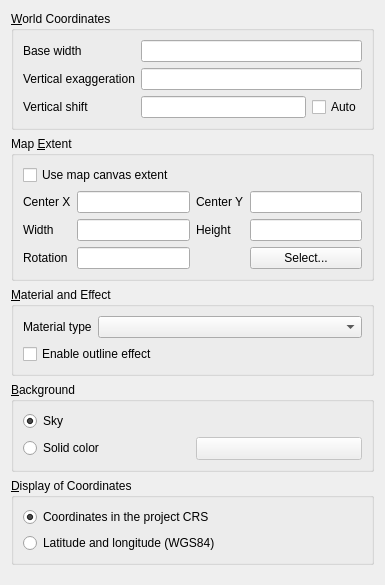
Old version of the form ui/sceneproperties.ui in the repository minorua/Qgis2threejs.
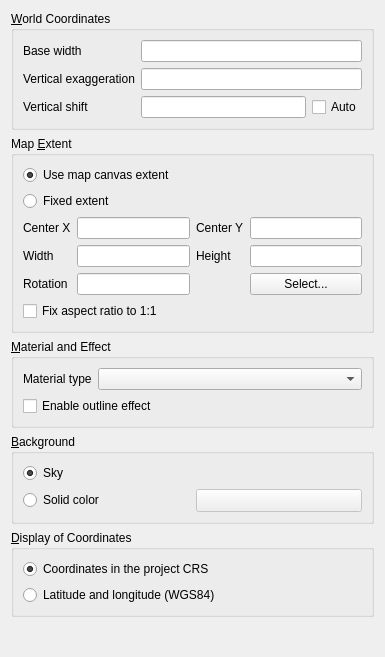
New version of the form. Custom widgets are drawn as their Qt base class.

Commit message: [Scene Extent] add Fix aspect ratio to 1:1 option (fix #153)

The edit to the form file:
```diff
--- a/ui/sceneproperties.ui
+++ b/ui/sceneproperties.ui
@@ -7,7 +7,7 @@
     <x>0</x>
     <y>0</y>
     <width>385</width>
-    <height>585</height>
+    <height>657</height>
    </rect>
   </property>
   <property name="windowTitle">
@@ -90,14 +90,31 @@
       <string>Map &amp;Extent</string>
      </property>
      <layout class="QGridLayout" name="gridLayout_3">
-      <item row="0" column="0" colspan="2">
-       <widget class="QCheckBox" name="checkBox_UseCanvasExtent">
+      <item row="4" column="0">
+       <widget class="QCheckBox" name="checkBox_FixAspectRatio">
+        <property name="text">
+         <string>Fix aspect ratio to 1:1</string>
+        </property>
+       </widget>
+      </item>
+      <item row="1" column="0">
+       <widget class="QRadioButton" name="radioButton_FixedExtent">
+        <property name="text">
+         <string>Fixed extent</string>
+        </property>
+       </widget>
+      </item>
+      <item row="0" column="0">
+       <widget class="QRadioButton" name="radioButton_UseCanvasExtent">
         <property name="text">
          <string>Use map canvas extent</string>
         </property>
+        <property name="checked">
+         <bool>true</bool>
+        </property>
        </widget>
       </item>
-      <item row="6" column="0" colspan="2">
+      <item row="3" column="0">
        <layout class="QGridLayout" name="gridLayout_Extent">
         <item row="7" column="3">
          <widget class="QPushButton" name="pushButton_SelectExtent">
```
Left out of the diff: 74 changed lines with no effect on the pictures. The commit also changes 4 other files.
